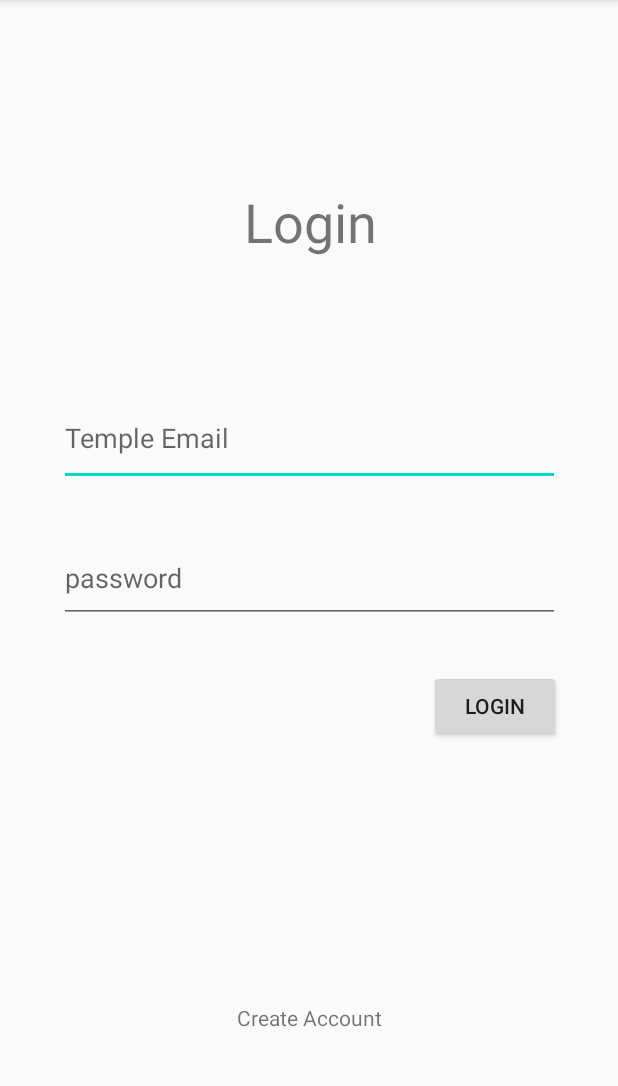
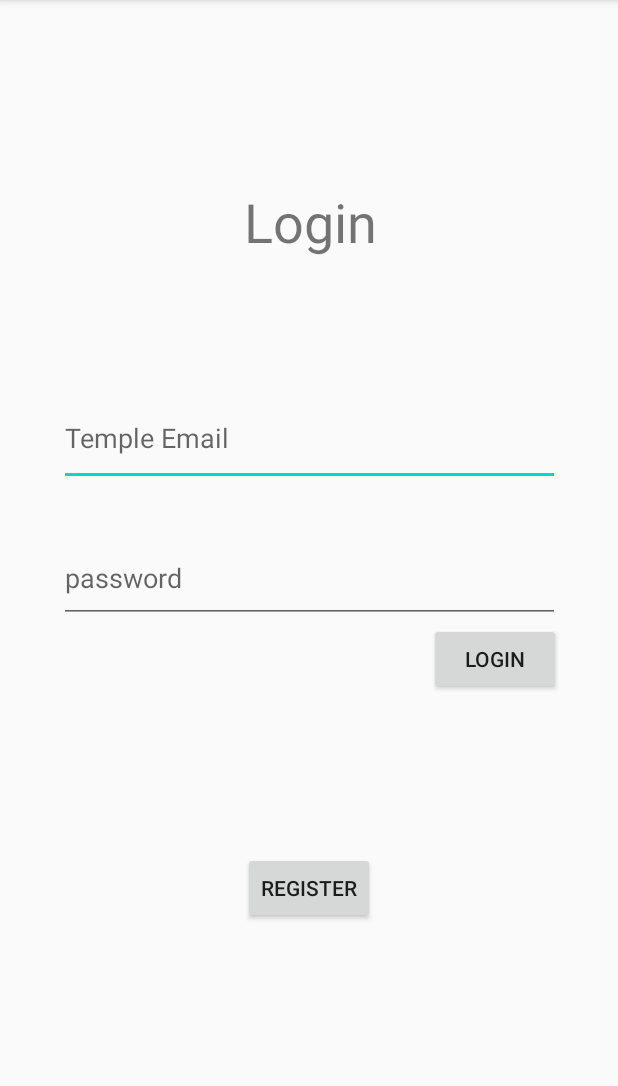
Before and after one commit to anthonyrogers/AutoAttendApp, an Android app: the screen it shows after launch (MainActivity), on a phone screen of 412 x 824 dp, the part 84-1170 px from its top. Run offline under Robolectric (Android 15) with nearby library versions, the phone set to English and light mode, and no system bars; our stand-ins replace Firebase (no records; nobody signed in at launch, a user with empty details on screens opened directly).

Commit message:
Updated main page to include login/register

```diff
--- a/app/src/main/java/com/example/autoattendapp/MainActivity.java
+++ b/app/src/main/java/com/example/autoattendapp/MainActivity.java
@@ -1,10 +1,19 @@
 package com.example.autoattendapp;
 
+import androidx.annotation.NonNull;
 import androidx.appcompat.app.AppCompatActivity;
 
+import android.content.Intent;
 import android.os.Bundle;
+import android.util.Log;
+import android.view.View;
+import android.widget.Button;
 import android.widget.EditText;
+import android.widget.Toast;
 
+import com.google.android.gms.tasks.OnCompleteListener;
+import com.google.android.gms.tasks.Task;
+import com.google.firebase.auth.AuthResult;
 import com.google.firebase.auth.FirebaseAuth;
 import com.google.firebase.database.FirebaseDatabase;
 
@@ -17,6 +26,13 @@ public class MainActivity extends AppCompatActivity {
 
     private FirebaseAuth mAuth;
 
+    private Button createAccount;
+    private Button loginButton;
+
+    EditText email;
+    EditText password;
+
+
 
     @Override
     protected void onCreate(Bundle savedInstanceState) {
@@ -28,5 +44,58 @@ public class MainActivity extends AppCompatActivity {
 
         //grabs instance of databases
         FirebaseDatabase database = FirebaseDatabase.getInstance();
+
+        // launch create account activity when user presses register
+        createAccount = findViewById(R.id.createAccount);
+        createAccount.setOnClickListener(new View.OnClickListener() {
+            @Override
+            public void onClick(View v) {
+                Intent createAccountIntent = new Intent(MainActivity.this, CreateAccountActivity.class);
+                startActivity(createAccountIntent);
+            }
+        });
+
+        // email and password fields
+        email = findViewById(R.id.emailTxtBox);
+        password = findViewById(R.id.passwordTxtBox);
+
+        // authenticate the user
+        loginButton = findViewById(R.id.loginButton);
+        loginButton.setOnClickListener(new View.OnClickListener() {
+            @Override
+            public void onClick(View v) {
+
+                // get the text in the fields
+                String userEmail = email.getText().toString();
+                String userPass = password.getText().toString();
+
+                // check to see if user entered email/password
+                if(userEmail == null || userEmail.length() == 0){
+                    Toast.makeText(getApplicationContext(), "Please enter an email", Toast.LENGTH_LONG).show();
+                    return;
+                }
+                if(userPass == null || userPass.length() == 0) {
+                    Toast.makeText(getApplicationContext(), "Please enter your password", Toast.LENGTH_LONG).show();
+                    return;
+                }
+                System.out.println(userEmail + " " + userPass);
+                // try to authenticate the user
+                mAuth.signInWithEmailAndPassword(userEmail, userPass)
+                        .addOnCompleteListener(new OnCompleteListener<AuthResult>() {
+                            @Override
+                            public void onComplete(@NonNull Task<AuthResult> task) {
+
+                                // check if user was successfully authenticated
+                                if(task.isSuccessful()){
+                                    Toast.makeText(getApplicationContext(), "User successfully authenticated", Toast.LENGTH_LONG).show();
+                                } else {
+                                    Toast.makeText(getApplicationContext(), "Failed to authenticate user", Toast.LENGTH_LONG).show();
+                                }
+                            }
+                        });
+            }
+        });
+
+
     }
 }
--- a/app/src/main/res/layout/activity_create_account.xml
+++ b/app/src/main/res/layout/activity_create_account.xml
@@ -64,12 +64,14 @@
         android:id="@+id/registerProfBtn"
         android:layout_width="wrap_content"
         android:layout_height="wrap_content"
+        android:layout_marginTop="32dp"
         android:layout_marginBottom="276dp"
         android:text="Register Professor"
         app:layout_constraintBottom_toBottomOf="parent"
         app:layout_constraintEnd_toEndOf="parent"
         app:layout_constraintHorizontal_bias="0.525"
-        app:layout_constraintStart_toEndOf="@+id/registerStudentBtn" />
+        app:layout_constraintStart_toEndOf="@+id/registerStudentBtn"
+        app:layout_constraintTop_toBottomOf="@+id/passwordTxtBox" />
 
     <Button
         android:id="@+id/registerStudentBtn"
--- a/app/src/main/res/layout/activity_main.xml
+++ b/app/src/main/res/layout/activity_main.xml
@@ -43,27 +43,23 @@
         app:layout_constraintStart_toStartOf="parent"
         app:layout_constraintTop_toBottomOf="@+id/emailTxtBox" />
 
-    <TextView
-        android:id="@+id/createAccountTxt"
-        android:layout_width="wrap_content"
-        android:layout_height="19dp"
-        android:layout_marginBottom="80dp"
-        android:text="Create Account"
-        app:layout_constraintBottom_toBottomOf="parent"
-        app:layout_constraintEnd_toEndOf="parent"
-        app:layout_constraintStart_toStartOf="parent"
-        app:layout_constraintTop_toBottomOf="@+id/passwordTxtBox"
-        app:layout_constraintVertical_bias="1.0" />
-
     <Button
         android:id="@+id/loginButton"
         android:layout_width="wrap_content"
         android:layout_height="48dp"
         android:text="Login"
-        app:layout_constraintBottom_toTopOf="@+id/createAccountTxt"
         app:layout_constraintEnd_toEndOf="parent"
         app:layout_constraintHorizontal_bias="0.882"
         app:layout_constraintStart_toStartOf="parent"
-        app:layout_constraintTop_toBottomOf="@+id/passwordTxtBox"
-        app:layout_constraintVertical_bias="0.153" />
+        app:layout_constraintTop_toBottomOf="@+id/passwordTxtBox" />
+
+    <Button
+        android:id="@+id/createAccount"
+        android:layout_width="wrap_content"
+        android:layout_height="wrap_content"
+        android:text="Register"
+        app:layout_constraintBottom_toBottomOf="parent"
+        app:layout_constraintEnd_toEndOf="parent"
+        app:layout_constraintStart_toStartOf="parent"
+        app:layout_constraintTop_toBottomOf="@+id/passwordTxtBox" />
 </androidx.constraintlayout.widget.ConstraintLayout>
```
Also changed, not shown: 1 other file.
